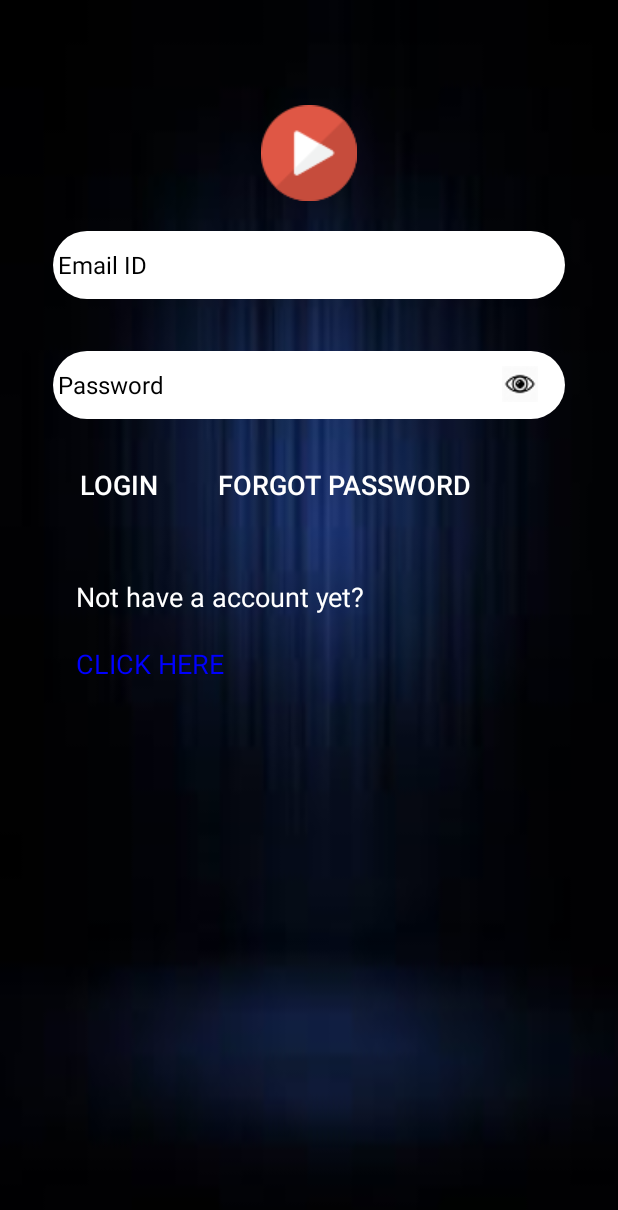
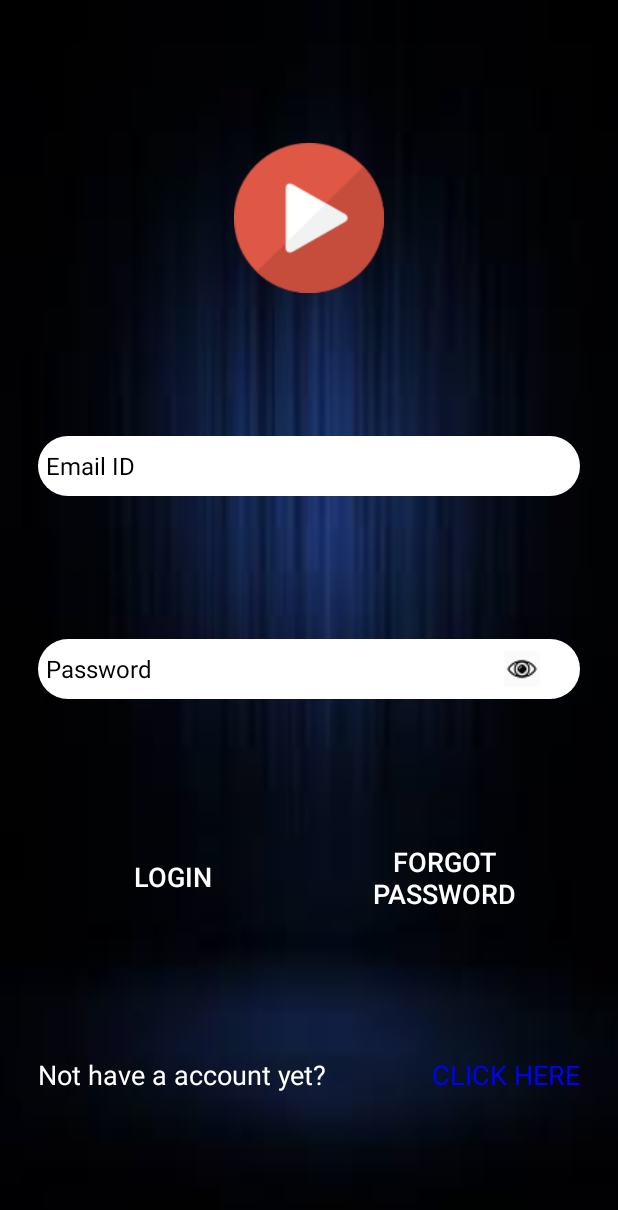
Before and after one commit to AllinoneCyberteam/VideoPlatform, an Android app: the screen it shows after launch (Login), on a phone screen of 412 x 824 dp. Shown: the top 1210 px of the screen. Run offline under Robolectric (Android 15) with nearby library versions, the phone set to English and light mode, and no system bars; our stand-ins replace Firebase (no records; nobody signed in at launch, a user with empty details on screens opened directly); Roboto replaces fonts that are not available here.

Commit message:
Minor adjustments

```diff
--- a/app/src/main/java/cyberteam/videoplatform/login/Login.java
+++ b/app/src/main/java/cyberteam/videoplatform/login/Login.java
@@ -10,7 +10,6 @@ import android.text.method.PasswordTransformationMethod;
 import android.view.View;
 import android.widget.Button;
 import android.widget.EditText;
-import android.widget.LinearLayout;
 import android.widget.TextView;
 import android.widget.Toast;
 
@@ -27,7 +26,7 @@ import com.google.firebase.database.ValueEventListener;
 import cyberteam.videoplatform.CategorySelection;
 import cyberteam.videoplatform.R;
 
-public class  Login extends AppCompatActivity implements View.OnClickListener {
+public class Login extends AppCompatActivity implements View.OnClickListener {
     Button Login;
     Button forgotPassword;
     EditText userId;
@@ -39,10 +38,10 @@ public class  Login extends AppCompatActivity implements View.OnClickListener {
     String Password;
     String DatabaseLink = "https://videoaplication-application.firebaseio.com";
     FirebaseAuth mAuth;
-    LinearLayout mLinearLayout;
+    ConstraintLayout mConstraintLayout;
     Snackbar snackbar;
     TextView passShow;
-    boolean setType= true;
+    boolean setType = true;
 
     @Override
     protected void onCreate(Bundle savedInstanceState) {
@@ -50,22 +49,19 @@ public class  Login extends AppCompatActivity implements View.OnClickListener {
         setContentView(R.layout.activity_login);
         initialize();
 
-        passShow= findViewById(R.id.textView9);
-
         passShow.setOnClickListener(new View.OnClickListener() {
             @Override
             public void onClick(View v) {
-                if(setType==true) {
-                    setType=false;
+                if (setType) {
+                    setType = false;
                     userPassword.setTransformationMethod(null);
-                    if(userPassword.getText().length()>0)
+                    if (userPassword.getText().length() > 0)
                         userPassword.setSelection(userPassword.getText().length());
                     passShow.setBackgroundResource(R.drawable.hide_icon);
-                }
-                else {
-                    setType=true;
+                } else {
+                    setType = true;
                     userPassword.setTransformationMethod(new PasswordTransformationMethod());
-                    if(userPassword.getText().length()>0)
+                    if (userPassword.getText().length() > 0)
                         userPassword.setSelection(userPassword.getText().length());
                     passShow.setBackgroundResource(R.drawable.show_icon);
                 }
@@ -100,6 +96,8 @@ public class  Login extends AppCompatActivity implements View.OnClickListener {
                                                     .addListenerForSingleValueEvent(new ValueEventListener() {
                                                         @Override
                                                         public void onDataChange(@NonNull DataSnapshot dataSnapshot) {
+                                                            userId.setText("");
+                                                            userPassword.setText("");
                                                             UserName = dataSnapshot.child(uid).child("UserName").getValue(String.class);
                                                             Intent intent = new Intent(Login.this, CategorySelection.class);
                                                             intent.putExtra("UserName", UserName);
@@ -117,7 +115,7 @@ public class  Login extends AppCompatActivity implements View.OnClickListener {
                             }).addOnFailureListener(new OnFailureListener() {
                         @Override
                         public void onFailure(@NonNull Exception e) {
-                            Snackbar snackbar = Snackbar.make(mLinearLayout, "Enter valid Credentials".toUpperCase(), Snackbar.LENGTH_SHORT);
+                            Snackbar snackbar = Snackbar.make(mConstraintLayout, "Enter valid Credentials".toUpperCase(), Snackbar.LENGTH_SHORT);
                             snackbar.show();
                         }
                     });
@@ -145,7 +143,8 @@ public class  Login extends AppCompatActivity implements View.OnClickListener {
         userPassword = findViewById(R.id.password);
         newUser = findViewById(R.id.newuser);
         mAuth = FirebaseAuth.getInstance();
-        mLinearLayout = findViewById(R.id.linearLayout);
+        passShow = findViewById(R.id.textView9);
+        mConstraintLayout = findViewById(R.id.ConstraintLayout);
     }
 
     @Override
--- a/app/src/main/res/layout/activity_login.xml
+++ b/app/src/main/res/layout/activity_login.xml
@@ -1,113 +1,89 @@
 <?xml version="1.0" encoding="utf-8"?>
-<LinearLayout xmlns:android="http://schemas.android.com/apk/res/android"
+<android.support.constraint.ConstraintLayout xmlns:android="http://schemas.android.com/apk/res/android"
     xmlns:app="http://schemas.android.com/apk/res-auto"
     xmlns:tools="http://schemas.android.com/tools"
-    android:id="@+id/linearLayout"
+    android:id="@+id/ConstraintLayout"
     android:layout_width="match_parent"
     android:layout_height="match_parent"
+    android:background="@drawable/bg"
     android:orientation="vertical"
-    android:background="@drawable/bg"
-    android:weightSum="3"
-
     android:paddingLeft="25dp"
     android:paddingRight="25dp"
+    android:weightSum="3"
     tools:context=".login.Login">
 
-
-    <LinearLayout
-        android:layout_width="match_parent"
-        android:layout_height="wrap_content"
-        android:layout_marginTop="20dp"
-        android:weightSum="3"
-        android:orientation="vertical">
-
     <ImageView
-            android:layout_width="match_parent"
-            android:layout_height="wrap_content"
-            android:layout_marginTop="50dp"
-            android:layout_weight="1"
-            app:srcCompat="@drawable/video_icon" />
-
-
-        <RelativeLayout
-            android:id="@+id/relativeLayout"
-            android:layout_width="wrap_content"
-            android:layout_height="wrap_content"
-            android:paddingStart="10dp"
-            android:paddingEnd="10dp"
-            android:layout_weight="2"
+        android:id="@+id/imageView2"
+        android:layout_width="100dp"
+        android:layout_height="100dp"
+        android:src="@drawable/video_icon1"
+        app:layout_constraintBottom_toTopOf="@+id/loginid"
         app:layout_constraintEnd_toEndOf="parent"
         app:layout_constraintStart_toStartOf="parent"
-            app:layout_constraintTop_toTopOf="parent">
+        app:layout_constraintTop_toTopOf="parent"
+        tools:ignore="ContentDescription"
+        tools:layout_conversion_absoluteHeight="37dp"
+        tools:layout_conversion_absoluteWidth="334dp" />
 
     <EditText
         android:id="@+id/loginid"
-                android:layout_width="match_parent"
-                android:layout_height="45dp"
+        android:layout_width="0dp"
+        android:layout_height="40dp"
+        android:background="@drawable/login_edit_text_background"
         android:ems="12"
-                android:paddingLeft="3dp"
-                android:background="@drawable/login_edit_text_background"
         android:hint="@string/login_id"
         android:inputType="textPersonName"
+        android:paddingLeft="5dp"
+        android:paddingRight="5dp"
         android:textColor="#000000"
-                android:layout_marginTop="20dp"
         android:textColorHint="#000000"
         android:textSize="16sp"
-                tools:ignore="AutoFill" />
-
+        app:layout_constraintBottom_toTopOf="@+id/password"
+        app:layout_constraintEnd_toEndOf="parent"
+        app:layout_constraintStart_toStartOf="parent"
+        app:layout_constraintTop_toBottomOf="@+id/imageView2"
+        tools:ignore="AutoFill"
+        tools:layout_conversion_absoluteHeight="45dp"
+        tools:layout_conversion_absoluteWidth="334dp" />
 
     <EditText
         android:id="@+id/password"
-                android:layout_width="match_parent"
-                android:layout_height="45dp"
+        android:layout_width="0dp"
+        android:layout_height="40dp"
+        android:background="@drawable/login_edit_text_background"
         android:ems="12"
-                android:background="@drawable/login_edit_text_background"
-                android:layout_marginTop="100dp"
-                android:layout_marginBottom="20dp"
-                android:paddingLeft="3dp"
         android:hint="@string/password"
         android:inputType="textPassword"
+        android:paddingLeft="5dp"
+        android:paddingRight="5dp"
         android:textColor="#000000"
         android:textColorHint="#000000"
         android:textSize="16sp"
-                tools:ignore="AutoFill" />
+        app:layout_constraintBottom_toTopOf="@+id/login"
+        app:layout_constraintEnd_toEndOf="parent"
+        app:layout_constraintStart_toStartOf="parent"
+        app:layout_constraintTop_toBottomOf="@+id/loginid"
+        tools:ignore="AutoFill"
+        tools:layout_conversion_absoluteHeight="45dp"
+        tools:layout_conversion_absoluteWidth="334dp" />
 
     <TextView
         android:id="@+id/textView9"
         android:layout_width="wrap_content"
         android:layout_height="wrap_content"
-                android:layout_alignBottom="@+id/password"
-                android:layout_alignParentEnd="true"
-                android:layout_alignParentRight="true"
-                android:layout_marginBottom="11dp"
-                android:layout_marginEnd="18dp"
-                android:layout_marginRight="18dp"
-                android:background="@drawable/show_icon" />
-
-
-        </RelativeLayout>
-
-
-
-    </LinearLayout>
-
-
-
-    <LinearLayout
-        android:id="@+id/linearLayout2"
-        android:layout_width="match_parent"
-        android:layout_height="wrap_content"
-        android:orientation="horizontal"
-        android:paddingEnd="10dp"
-        android:paddingStart="10dp"
-        app:layout_constraintEnd_toEndOf="parent"
-        app:layout_constraintStart_toStartOf="parent"
-        app:layout_constraintTop_toBottomOf="@+id/linearLayout">
+        android:background="@drawable/show_icon"
+        app:layout_constraintBottom_toBottomOf="@+id/password"
+        app:layout_constraintEnd_toEndOf="@+id/password"
+        app:layout_constraintHorizontal_bias="0.92"
+        app:layout_constraintStart_toStartOf="@+id/password"
+        app:layout_constraintTop_toTopOf="@+id/password"
+        tools:layout_conversion_absoluteHeight="19dp"
+        tools:layout_conversion_absoluteWidth="1dp" />
 
     <Button
         android:id="@+id/login"
         style="@style/Widget.AppCompat.Button.Borderless"
-            android:layout_width="wrap_content"
+        android:layout_width="0dp"
         android:layout_height="wrap_content"
         android:text="@string/login"
         android:textColor="#FFFFFF"
@@ -115,37 +91,30 @@
         android:textSize="18sp"
         app:layout_constraintBottom_toTopOf="@+id/textView"
         app:layout_constraintEnd_toStartOf="@+id/forgotpassword"
-            app:layout_constraintStart_toStartOf="parent" />
+        app:layout_constraintStart_toStartOf="parent"
+        app:layout_constraintTop_toBottomOf="@+id/password"
+        tools:layout_conversion_absoluteHeight="48dp"
+        tools:layout_conversion_absoluteWidth="88dp" />
 
     <Button
         android:id="@+id/forgotpassword"
         style="@style/Widget.AppCompat.Button.Borderless"
-            android:layout_width="wrap_content"
+        android:layout_width="0dp"
         android:layout_height="wrap_content"
         android:text="@string/forgot_password"
         android:textColor="#FFFFFF"
         android:textSize="18sp"
-            android:layout_marginLeft="10dp"
         app:layout_constraintBottom_toBottomOf="@+id/login"
         app:layout_constraintEnd_toEndOf="parent"
         app:layout_constraintStart_toEndOf="@+id/login"
-            app:layout_constraintTop_toTopOf="@+id/login" />
-
-
-    </LinearLayout>
-
-    <LinearLayout
-        android:layout_width="match_parent"
-        android:layout_height="wrap_content"
-        android:paddingLeft="25dp"
-        android:layout_marginTop="30dp"
-        android:orientation="vertical">
+        app:layout_constraintTop_toTopOf="@+id/login"
+        tools:layout_conversion_absoluteHeight="48dp"
+        tools:layout_conversion_absoluteWidth="195dp" />
 
     <TextView
         android:id="@+id/textView"
-            android:layout_width="wrap_content"
+        android:layout_width="0dp"
         android:layout_height="wrap_content"
-            android:layout_marginTop="8dp"
         android:text="@string/not_have_a_account_yet"
         android:textColor="#FFFFFF"
         android:textColorHint="#000000"
@@ -153,23 +122,24 @@
         app:layout_constraintBottom_toBottomOf="parent"
         app:layout_constraintEnd_toStartOf="@+id/newuser"
         app:layout_constraintStart_toStartOf="parent"
-            app:layout_constraintTop_toBottomOf="@+id/login" />
+        app:layout_constraintTop_toBottomOf="@+id/login"
+        tools:layout_conversion_absoluteHeight="25dp"
+        tools:layout_conversion_absoluteWidth="192dp" />
 
     <TextView
         android:id="@+id/newuser"
         android:layout_width="wrap_content"
         android:layout_height="wrap_content"
+        android:layout_marginStart="8dp"
+        android:layout_marginLeft="8dp"
         android:text="@string/click_here"
         android:textColor="#0000FF"
         android:textSize="18sp"
-            android:layout_marginTop="20dp"
         app:layout_constraintBottom_toBottomOf="@+id/textView"
         app:layout_constraintEnd_toEndOf="parent"
         app:layout_constraintStart_toEndOf="@+id/textView"
-            app:layout_constraintTop_toTopOf="@+id/textView" />
+        app:layout_constraintTop_toTopOf="@+id/textView"
+        tools:layout_conversion_absoluteHeight="25dp"
+        tools:layout_conversion_absoluteWidth="96dp" />
 
-
-
-    </LinearLayout>
-
-</LinearLayout>
+</android.support.constraint.ConstraintLayout>
```
Also changed, not shown: app/src/main/res/drawable/video_icon.png (deleted). Lines whose indentation alone changed are shown as unchanged.
